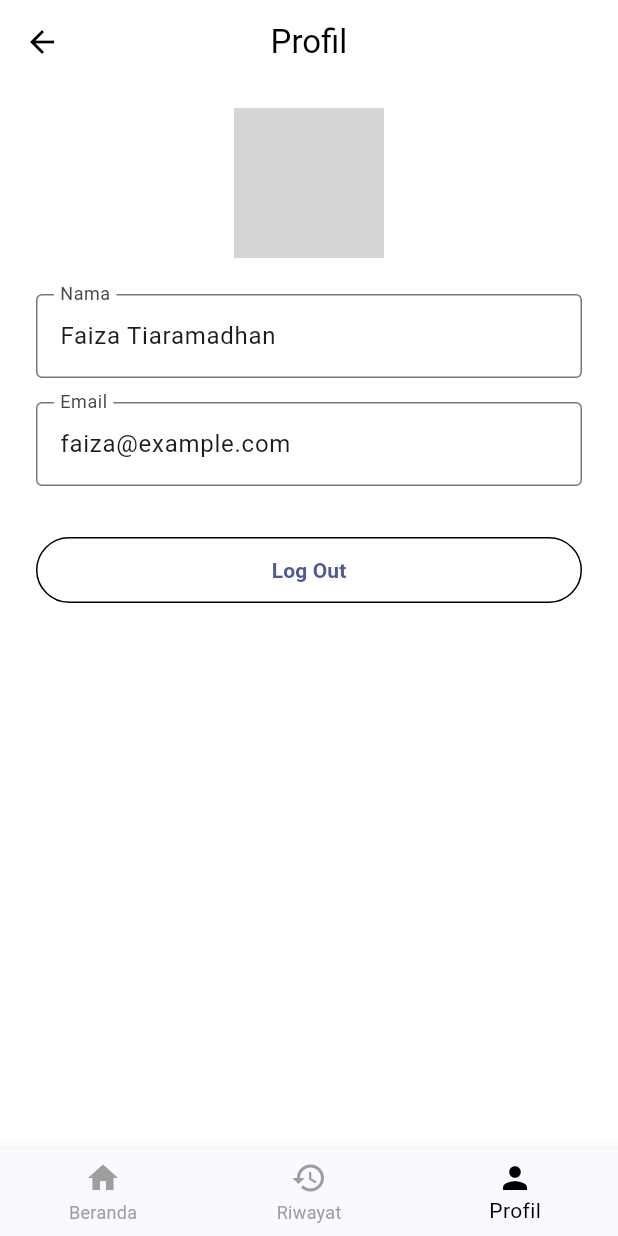
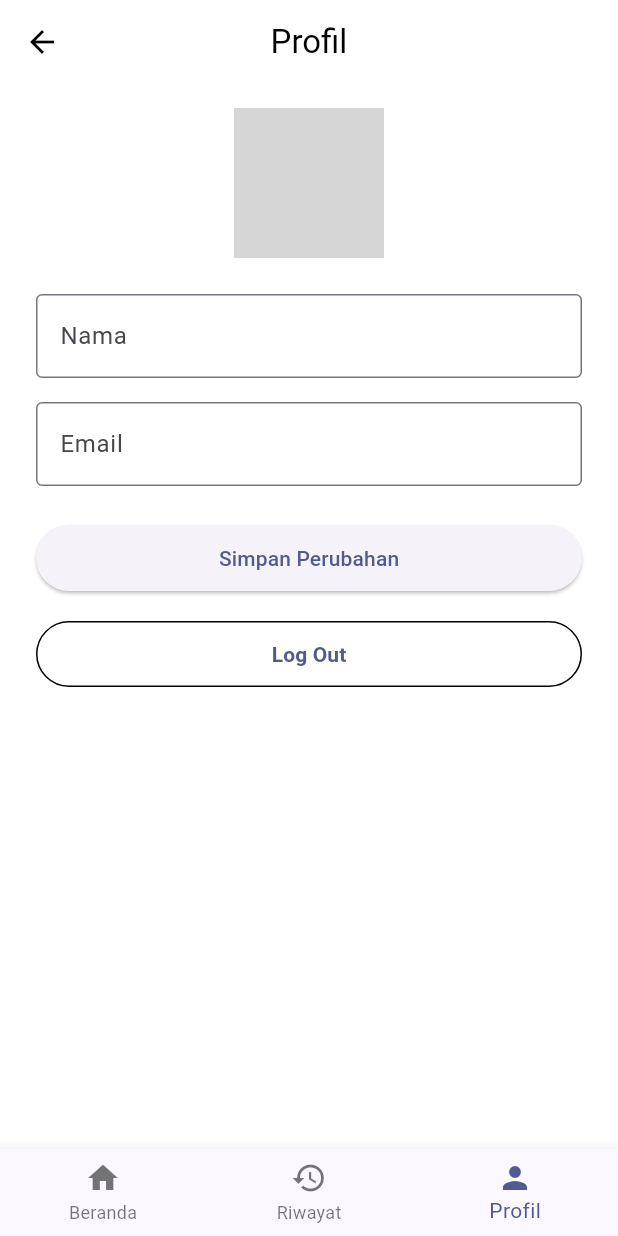
Before and after one commit to faizaST/museumgo, a Flutter app: the ProfilPage screen opened directly, on a phone screen of 412 x 824 dp. Run offline on Flutter 3.47's test engine with Material 3 defaults, Android fonts, the phone set to English and light mode, and no system bars; our stand-ins replace get, get_storage, image_picker, month_picker_dialog, supabase_flutter; accounts and stored records are empty; grey boxes are pictures that could not be loaded.

Commit message:
edit profil

```diff
--- a/lib/screens/user/profil_page.dart
+++ b/lib/screens/user/profil_page.dart
@@ -1,6 +1,11 @@
+import 'dart:io';
 import 'package:flutter/material.dart';
-import 'riwayat_page.dart';
-import 'user_home_page.dart' as home;
+import 'package:get/get.dart';
+import 'package:get_storage/get_storage.dart';
+import 'package:image_picker/image_picker.dart';
+import 'package:supabase_flutter/supabase_flutter.dart';
+import '../../models/user_model.dart';
+import '../../services/auth_service.dart';
 
 class ProfilPage extends StatefulWidget {
   const ProfilPage({super.key});
@@ -10,62 +15,103 @@ class ProfilPage extends StatefulWidget {
 }
 
 class _ProfilPageState extends State<ProfilPage> {
-  int _selectedIndex = 2;
+  final _box = GetStorage();
+  final AuthService _authService = AuthService();
 
-  final TextEditingController _namaController = TextEditingController(
-    text: 'Faiza Tiaramadhan',
+  final _nameController = TextEditingController();
+  UserModel? _user;
+  bool _isLoading = true;
+
+  File? _selectedImage;
+
+  int _selectedIndex = 2; // index ke-2 untuk Profil
+
+  @override
+  void initState() {
+    super.initState();
+    _loadUserData();
+  }
+
+  Future<void> _loadUserData() async {
+    try {
+      final userData = await _authService.getCurrentUserProfile();
+      setState(() {
+        _user = userData;
+        _nameController.text = userData?.name ?? '';
+        _isLoading = false;
+      });
+    } catch (e) {
+      Get.snackbar(
+        'Error',
+        'Gagal memuat profil: $e',
+        snackPosition: SnackPosition.BOTTOM,
+        backgroundColor: Colors.red,
+        colorText: Colors.white,
       );
-  final TextEditingController _emailController = TextEditingController(
-    text: 'faiza@example.com',
+    }
+  }
+
+  Future<void> _pickImage() async {
+    final picked = await ImagePicker().pickImage(source: ImageSource.gallery);
+    if (picked != null) {
+      setState(() {
+        _selectedImage = File(picked.path);
+      });
+    }
+  }
+
+  Future<void> _saveChanges() async {
+    if (_user == null) return;
+
+    try {
+      await Supabase.instance.client
+          .from('users')
+          .update({'name': _nameController.text})
+          .eq('user_id', _user!.userId);
+
+      Get.snackbar(
+        'Berhasil',
+        'Profil diperbarui',
+        snackPosition: SnackPosition.BOTTOM,
       );
 
-  void _onNavTapped(int index) {
-    if (index == _selectedIndex) return;
-
-    setState(() => _selectedIndex = index);
-
-    switch (index) {
-      case 0:
-        Navigator.pushReplacement(
-          context,
-          MaterialPageRoute(builder: (_) => home.UserHomePage()),
+      _loadUserData();
+    } catch (e) {
+      Get.snackbar(
+        'Error',
+        'Gagal memperbarui: $e',
+        snackPosition: SnackPosition.BOTTOM,
+        backgroundColor: Colors.red,
+        colorText: Colors.white,
       );
-        break;
-      case 1:
-        Navigator.pushReplacement(
-          context,
-          MaterialPageRoute(builder: (_) => RiwayatPage()),
-        );
-        break;
-      case 2:
-        break;
     }
   }
 
   void _logout() {
-    showDialog(
-      context: context,
-      builder:
-          (_) => AlertDialog(
-            title: const Text('Konfirmasi'),
-            content: const Text('Apakah kamu yakin ingin logout?'),
-            actions: [
-              TextButton(
-                onPressed: () => Navigator.pop(context),
-                child: const Text('Batal'),
-              ),
-              ElevatedButton(
-                onPressed: () {
-                  Navigator.pop(context);
-                  ScaffoldMessenger.of(context).showSnackBar(
-                    const SnackBar(content: Text('Berhasil logout')),
+    Get.defaultDialog(
+      title: 'Konfirmasi',
+      middleText: 'Apakah kamu yakin ingin logout?',
+      textCancel: 'Batal',
+      textConfirm: 'Ya',
+      confirmTextColor: Colors.white,
+      onConfirm: () async {
+        await _authService.logout();
+        _box.erase();
+        Get.offAllNamed('/login');
+        Get.snackbar(
+          'Logout',
+          'Berhasil logout',
+          snackPosition: SnackPosition.BOTTOM,
         );
       },
-                child: const Text('Ya'),
-              ),
-            ],
-          ),
     );
+  }
+
+  void _onNavTapped(int index) {
+    setState(() => _selectedIndex = index);
+    if (index == 0) Get.offAllNamed('/user_home');
+    if (index == 1) Get.offAllNamed('/riwayat');
+    if (index == 2) Get.offAllNamed('/profil');
   }
 
   @override
@@ -79,42 +125,42 @@ class _ProfilPageState extends State<ProfilPage> {
         foregroundColor: Colors.black,
         elevation: 0,
       ),
-      body: SingleChildScrollView(
-        padding: const EdgeInsets.symmetric(horizontal: 24, vertical: 16),
+      body:
+          _isLoading
+              ? const Center(child: CircularProgressIndicator())
+              : SingleChildScrollView(
+                padding: const EdgeInsets.symmetric(
+                  horizontal: 24,
+                  vertical: 16,
+                ),
                 child: Column(
                   children: [
-            Stack(
+                    GestureDetector(
+                      onTap: _pickImage,
+                      child: CircleAvatar(
+                        radius: 50,
+                        backgroundImage:
+                            _selectedImage != null
+                                ? FileImage(_selectedImage!)
+                                : const AssetImage('assets/avatar.png')
+                                    as ImageProvider,
+                        child: Align(
                           alignment: Alignment.bottomRight,
-              children: [
-                const CircleAvatar(
-                  radius: 50,
-                  backgroundImage: AssetImage('assets/avatar.png'),
-                ),
-                Positioned(
-                  bottom: 0,
-                  right: 0,
-                  child: Container(
-                    decoration: const BoxDecoration(
-                      color: Colors.white,
-                      shape: BoxShape.circle,
-                    ),
-                    child: IconButton(
-                      icon: const Icon(Icons.edit, size: 20),
-                      onPressed: () {
-                        ScaffoldMessenger.of(context).showSnackBar(
-                          const SnackBar(
-                            content: Text("Fitur ubah foto belum tersedia"),
-                          ),
-                        );
-                      },
+                          child: CircleAvatar(
+                            backgroundColor: Colors.white,
+                            radius: 14,
+                            child: const Icon(
+                              Icons.edit,
+                              size: 16,
+                              color: Colors.black,
                             ),
                           ),
                         ),
-              ],
+                      ),
                     ),
                     const SizedBox(height: 24),
                     TextField(
-              controller: _namaController,
+                      controller: _nameController,
                       decoration: const InputDecoration(
                         labelText: 'Nama',
                         border: OutlineInputBorder(),
@@ -122,13 +168,27 @@ class _ProfilPageState extends State<ProfilPage> {
                     ),
                     const SizedBox(height: 16),
                     TextField(
-              controller: _emailController,
+                      readOnly: true,
+                      controller: TextEditingController(
+                        text: _user?.email ?? '',
+                      ),
                       decoration: const InputDecoration(
                         labelText: 'Email',
                         border: OutlineInputBorder(),
                       ),
                     ),
-            const SizedBox(height: 32),
+                    const SizedBox(height: 24),
+                    SizedBox(
+                      width: double.infinity,
+                      child: ElevatedButton(
+                        onPressed: _saveChanges,
+                        child: const Padding(
+                          padding: EdgeInsets.symmetric(vertical: 12),
+                          child: Text('Simpan Perubahan'),
+                        ),
+                      ),
+                    ),
+                    const SizedBox(height: 16),
                     SizedBox(
                       width: double.infinity,
                       child: OutlinedButton(
@@ -154,8 +214,6 @@ class _ProfilPageState extends State<ProfilPage> {
       bottomNavigationBar: BottomNavigationBar(
         currentIndex: _selectedIndex,
         onTap: _onNavTapped,
-        selectedItemColor: Colors.black,
-        unselectedItemColor: Colors.grey,
         items: const [
           BottomNavigationBarItem(icon: Icon(Icons.home), label: 'Beranda'),
           BottomNavigationBarItem(icon: Icon(Icons.history), label: 'Riwayat'),
```
Lines whose indentation alone changed are shown as unchanged.
